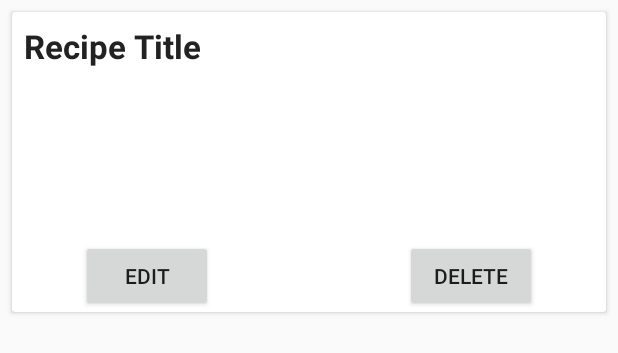
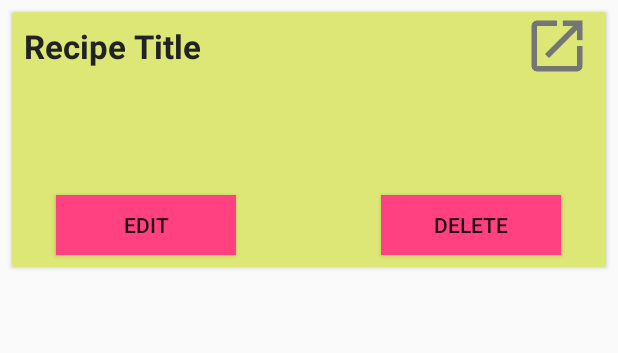
Before and after one commit to rahul1502/CookingRecipes, an Android app: the layout recipe_layout.xml on its own in the app's theme, with its tools: preview values and no code run, on a phone screen of 412 x 824 dp. Shown: the top 353 px of the screen. Run offline under Robolectric (Android 15) with nearby library versions, the phone set to English and light mode, and no system bars.

Commit message:
Delete Recipe working Card View Implemented

```diff
--- a/app/src/main/java/com/example/rahul/cookingrecipes/AddRecipe.java
+++ b/app/src/main/java/com/example/rahul/cookingrecipes/AddRecipe.java
@@ -61,7 +61,7 @@ public class AddRecipe extends AppCompatActivity {
             mDatabaseReference.child("recipe_description").setValue(recipe_description.getText().toString());
             mDatabaseReference.child("recipe_ingredients").setValue(recipe_ingredients.getText().toString());
             mDatabaseReference.child("recipe_instructions").setValue(recipe_instructions.getText().toString());
-            if(recipe_url.getText().equals("                                                                          ")){
+            if(recipe_url.getText().equals("")){
                 mDatabaseReference.child("recipe_url").setValue("None");
             }
             else{
--- a/app/src/main/res/layout/recipe_layout.xml
+++ b/app/src/main/res/layout/recipe_layout.xml
@@ -6,19 +6,21 @@
     android:orientation="vertical">
 
     <!--http://stacktips.com/tutorials/android/android-cardview-example -->
-    <android.support.v7.widget.CardView xmlns:android="http://schemas.android.com/apk/res/android"
+    <android.support.v7.widget.CardView
+        xmlns:android="http://schemas.android.com/apk/res/android"
         android:id="@+id/card_view"
         android:layout_width="match_parent"
-        android:layout_height="200dp"
+        android:layout_height="170dp"
         android:layout_margin="8dp">
 
         <RelativeLayout
             android:layout_width="match_parent"
-            android:layout_height="match_parent">
+            android:layout_height="match_parent"
+            android:background="#DCE775">
 
             <TextView
                 android:id="@+id/recipeTitle"
-                android:layout_width="wrap_content"
+                android:layout_width="168dp"
                 android:layout_height="wrap_content"
                 android:maxLines="3"
                 android:padding="8dp"
@@ -30,11 +32,11 @@
             <TextView
                 android:id="@+id/recipeDescription"
                 android:layout_width="match_parent"
-                android:layout_height="121dp"
-                android:layout_below="@+id/recipeTitle"
+                android:layout_height="66dp"
                 android:layout_alignParentBottom="true"
                 android:layout_alignParentStart="true"
-                android:layout_marginBottom="49dp"
+                android:layout_below="@+id/recipeTitle"
+                android:layout_marginBottom="58dp"
                 android:maxLines="3"
                 android:padding="8dp"
                 android:textColor="#666"
@@ -42,22 +44,44 @@
 
             <Button
                 android:id="@+id/editRecipe"
-                android:layout_width="wrap_content"
-                android:layout_height="wrap_content"
-                android:layout_alignEnd="@+id/recipeTitle"
-                android:layout_alignParentBottom="true"
-                android:layout_marginStart="46dp"
-                android:layout_toLeftOf="@+id/deleteRecipe"
+                android:layout_width="120dp"
+                android:layout_height="40dp"
+                android:layout_alignParentStart="true"
+                android:layout_below="@+id/recipeDescription"
+                android:layout_marginStart="29dp"
+                android:layout_marginTop="-48dp"
+                android:background="#FFFF4081"
                 android:text="Edit" />
 
             <Button
                 android:id="@+id/deleteRecipe"
+                android:layout_width="120dp"
+                android:layout_height="40dp"
+                android:layout_alignParentEnd="true"
+                android:layout_below="@+id/recipeDescription"
+                android:layout_marginEnd="30dp"
+                android:layout_marginTop="-48dp"
+                android:background="#FFFF4081"
+                android:text="Delete" />
+
+            <Button
+                android:id="@+id/link"
+                android:layout_width="45dp"
+                android:layout_height="45dp"
+                android:layout_alignParentEnd="true"
+                android:layout_alignParentTop="true"
+                android:layout_marginEnd="10dp"
+                android:background="@drawable/ic_link" />
+
+            <TextView
+                android:id="@+id/recipeId"
                 android:layout_width="wrap_content"
                 android:layout_height="wrap_content"
-                android:layout_alignParentBottom="true"
                 android:layout_alignParentEnd="true"
-                android:layout_marginEnd="46dp"
-                android:text="Delete" />
+                android:layout_alignParentTop="true"
+                android:layout_marginEnd="113dp"
+                android:layout_marginTop="17dp"
+                android:visibility="invisible" />
 
         </RelativeLayout>
     </android.support.v7.widget.CardView>
```
Also changed, not shown: app/src/main/java/com/example/rahul/cookingrecipes/Dashboard.java (+59 -3 lines), app/src/main/java/com/example/rahul/cookingrecipes/Recipe.java (+5 -5 lines), app/src/main/java/com/example/rahul/cookingrecipes/RecipeAdapter.java (+116 -1 lines), app/src/main/res/layout/activity_dashboard.xml (+9 -6 lines), app/src/main/res/drawable/ic_link.png (added).
